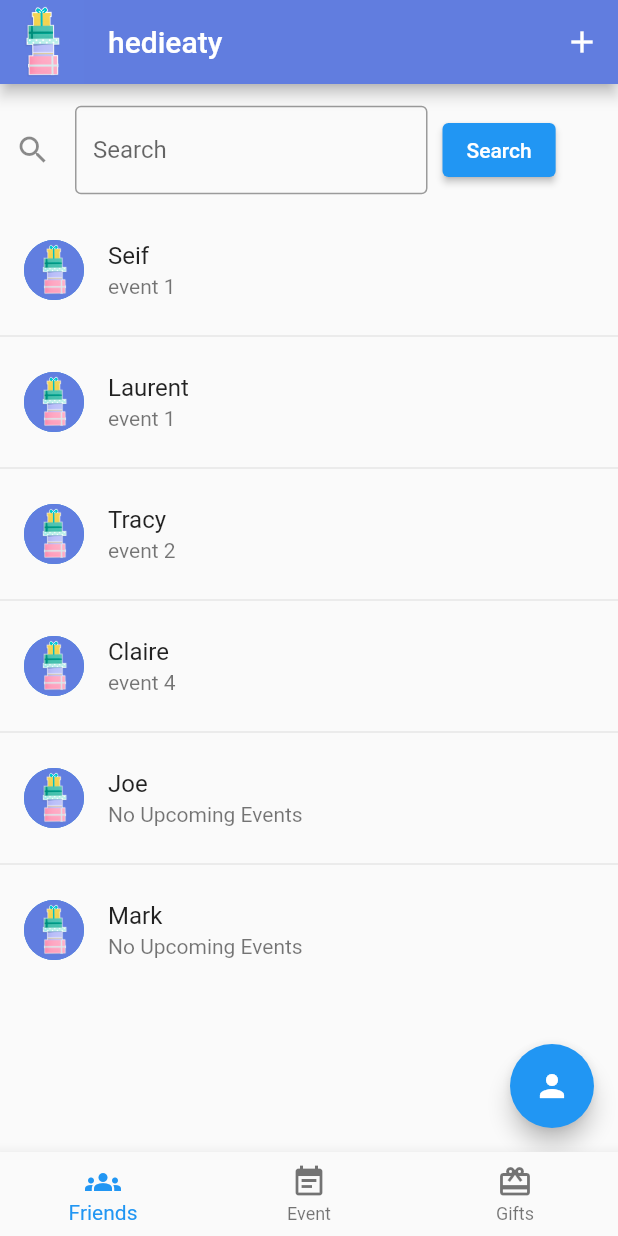
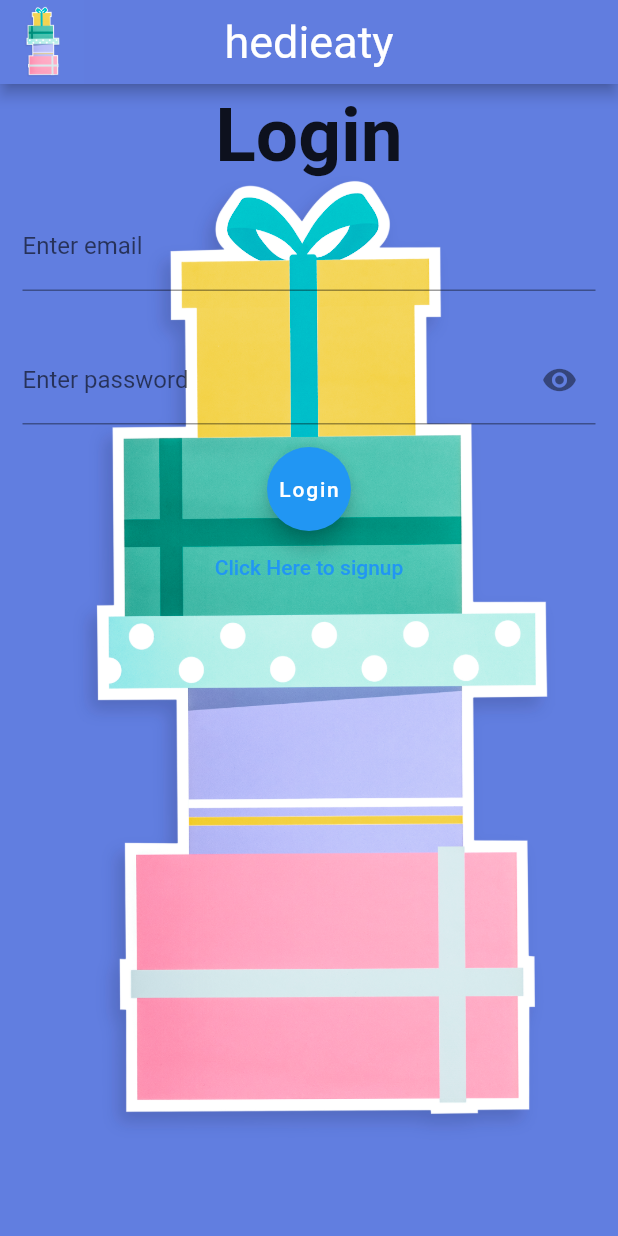
Before and after one commit to Seifeldin2510/Hedieaty, a Flutter app: the screen it shows after launch, on a phone screen of 412 x 824 dp. Run offline on Flutter 3.47's test engine with Material 2 defaults, Android fonts, the phone set to English and light mode, and no system bars; our stand-ins replace dio.

Commit message:
add Login, signup, Updated UI

```diff
--- /dev/null
+++ b/lib/Model/user_model.dart
@@ -0,0 +1,47 @@
+class User {
+  int id;
+  String firstName;
+  String lastName;
+  int age;
+  String email;
+  String username;
+  String password;
+  String image;
+  int eventNumber;
+
+  User({
+    required this.id,
+    required this.firstName,
+    required this.lastName,
+    required this.age,
+    required this.email,
+    required this.username,
+    required this.password,
+    required this.image,
+    this.eventNumber = 3,
+  });
+
+  Map<String, dynamic> toJson() => {
+    "id": id,
+    "firstName": firstName,
+    "lastName": lastName,
+    "age": age,
+    "email": email,
+    "username": username,
+    "password": password,
+    "image": image,
+  };
+
+  factory User.fromJson(Map<String, dynamic> json) {
+    return User(
+      id: json["id"],
+      firstName: json["firstName"],
+      lastName: json["lastName"],
+      age: json["age"],
+      email: json["email"],
+      username: json["username"],
+      password: json["password"],
+      image: json["image"],
+    );}
+
+}
--- a/lib/View/friends_list_page.dart
+++ b/lib/View/friends_list_page.dart
@@ -1,6 +1,8 @@
 import 'package:flutter/material.dart';
 import 'package:hedieaty/View/profile_page.dart';
 
+import '../Model/user_model.dart';
+import '../Services/user_service.dart';
 import 'event_list_page.dart';
 import 'gift_list_page.dart';
 
@@ -24,6 +26,21 @@ class _FriendsListPageState extends State<FriendsListPage> {
   TextEditingController searchController = TextEditingController();
   String searchValue = "";
   int index = 0;
+  List<User> users = [];
+  bool loaded = false;
+
+  getFriends()async{
+    users = await UserService().getFriends();
+    loaded = true;
+    setState(() {
+
+    });
+  }
+  @override
+  void initState() {
+    getFriends();
+    super.initState();
+  }
 
   @override
   Widget build(BuildContext context) {
@@ -39,8 +56,7 @@ class _FriendsListPageState extends State<FriendsListPage> {
               icon: const Icon(Icons.add))
         ],
       ),
-      body: SingleChildScrollView(
-        child: Column(
+      body: Column(
         children: [
           Padding(
             padding: const EdgeInsets.all(10.0),
@@ -104,32 +120,33 @@ class _FriendsListPageState extends State<FriendsListPage> {
               ],
             ),
           ),
-            SizedBox(
-              height: 500,
+          loaded? Expanded(
             child: ListView.separated(
-                itemCount: Selectednames.length ,
+              itemCount: users.length ,
               itemBuilder:(context,index){
                 return ListTile(
                   leading: CircleAvatar(
                     radius: 20,
-                      backgroundImage: AssetImage(SelectedProfilePicture[index]),
+                    child: Image.network(users[index].image) ,
                   ),
                   title: InkWell(
                     onTap: (){
-                        Navigator.push(context, MaterialPageRoute(builder: (context)=> EventListPage()));
+                      Navigator.push(context, MaterialPageRoute(builder: (context)=> EventListPage(current: false,)));
                     },
-                      child:Text(Selectednames[index]),
+                    child:Text("${users[index].firstName} ${users[index].lastName}"),
                   ),
-                    subtitle: Text(Selectedevents[index]),
+                  subtitle: Text("Event ${users[index].eventNumber}"),
                 );
               },
               separatorBuilder: (context,index){
                 return Divider();
               },
             ),
+          )
+              :Center(
+            child: CircularProgressIndicator(),
           ),
         ],
-        ),
       ),
       floatingActionButton: FloatingActionButton(
         onPressed: ()
--- a/lib/View/home_page.dart
+++ b/lib/View/home_page.dart
@@ -23,8 +23,8 @@ class _HomePageState extends State<HomePage> {
   int selectedIndex = 0;
   List<Widget> pages = [
     const FriendsListPage(),
-    const EventListPage(),
-    const GiftListPage(),
+    EventListPage(current: true,),
+    GiftListPage(current: true,),
   ];
 
   @override
--- /dev/null
+++ b/lib/View/login_page.dart
@@ -0,0 +1,136 @@
+import 'package:flutter/material.dart';
+import 'package:hedieaty/View/home_page.dart';
+import 'package:hedieaty/View/signup_page.dart';
+
+
+class LoginScreen extends StatefulWidget {
+  const LoginScreen({super.key});
+
+  @override
+  State<LoginScreen> createState() => _LoginScreenState();
+}
+
+class _LoginScreenState extends State<LoginScreen> {
+  final _formKey = GlobalKey<FormState>();
+  bool hidePassword = true;
+  TextEditingController emailController = TextEditingController();
+  TextEditingController passwordController = TextEditingController();
+
+
+  Future<void> cacheUser() async {
+    // final SharedPreferences prefs = await SharedPreferences.getInstance();
+    // prefs.setString("currentUser", emailController.text);
+  }
+
+
+  void hiddenPassword() {
+    hidePassword = !hidePassword;
+    setState(() {
+
+    });
+  }
+
+  @override
+  Widget build(BuildContext context) {
+    return Scaffold(
+      backgroundColor: Colors.transparent,
+      appBar: AppBar(
+        centerTitle: true,
+        titleTextStyle: const TextStyle(fontSize: 30),
+        backgroundColor: const Color(0xff617ddf),
+        title: const Text("hedieaty"),
+        leading: Image.asset("assets/stack-gift-boxes-icon-isolated.jpg"),
+
+      ),
+      body:
+      Stack(
+        children: [
+          Image.asset("assets/stack-gift-boxes-icon-isolated.jpg",
+            height: MediaQuery.of(context).size.height,
+            width:MediaQuery.of(context).size.width ,
+            fit: BoxFit.cover,
+          ),
+          Expanded(
+            child: ListView(
+              children: [
+                Form(
+                  key: _formKey,
+                  child: Column(
+                    mainAxisAlignment: MainAxisAlignment.center,
+                    children: [
+                      const SizedBox(
+                        height: 5,
+                      ),
+                      const Text("Login", style: TextStyle(
+                        fontSize: 50, fontWeight: FontWeight.bold,),),
+                      Padding(padding: const EdgeInsets.all(15),
+                        child:
+                        TextFormField(
+                          controller: emailController,
+                          validator: (value) {
+                            if (value == null || value.isEmpty) {
+                              return "Email must not be empty";
+                            }
+                            // else if(UserService().findUser(emailController.text)==-1)
+                            // {
+                            //   return "Wrong email";
+                            // }
+                          },
+                          decoration: const InputDecoration(
+                            label: Text("Enter email"),),
+                        ),
+                      ),
+                      Padding(padding: const EdgeInsets.all(15),
+                        child: TextFormField(
+                          obscureText: hidePassword,
+                          controller: passwordController,
+                          validator: (value) {
+                            if (value == null || value.length < 8) {
+                              return "Password must be more than 8 characters";
+                            }
+                            // else if(UserService.users[UserService().findUser(emailController.text)].password != passwordController.text)
+                            // {
+                            //   return "Wrong Password";
+                            // }
+                          },
+                          decoration: InputDecoration(
+                            label: const Text("Enter password"),
+                            suffixIcon: IconButton(onPressed: () {
+                              hiddenPassword();
+                            },
+                              icon: Icon(
+                                hidePassword ? Icons.visibility : Icons
+                                    .visibility_off,
+                              ),
+                            ),
+                          ),
+                        ),
+                      ),
+                      FloatingActionButton(
+                        onPressed: () {
+                          if (_formKey.currentState!.validate()) {
+                            cacheUser();
+                            Navigator.of(context).pop();
+                            Navigator.push(context, MaterialPageRoute(
+                                builder: (context) => const HomePage()));
+                          }
+                        },
+                        child: const Text("Login"),
+                      ),
+                      TextButton(onPressed: () {
+                        Navigator.push(context, MaterialPageRoute(
+                            builder: (context) => const SignupPage()));
+                      },
+                        child: const Text("Click Here to signup",),
+                      )
+                    ],
+                  ),
+                ),
+              ],
+            ),
+          ),
+        ],
+      ),
+    );
+  }
+}
--- a/lib/View/profile_page.dart
+++ b/lib/View/profile_page.dart
@@ -98,7 +98,7 @@ class _ProfilePageState extends State<ProfilePage> {
                       thickness: 5,
                     ),
                     ElevatedButton(onPressed: (){
-                      Navigator.push(context, MaterialPageRoute(builder: (context)=> EventListPage()));
+                      Navigator.push(context, MaterialPageRoute(builder: (context)=> EventListPage(current: true,)));
                     },
                         child: Text("Go to event list"),
                     ),
--- a/lib/main.dart
+++ b/lib/main.dart
@@ -1,4 +1,5 @@
 import 'package:flutter/material.dart';
+import 'package:hedieaty/View/login_page.dart';
 
 import 'View/home_page.dart';
 
@@ -14,7 +15,7 @@ class MyApp extends StatelessWidget {
   Widget build(BuildContext context) {
     return const MaterialApp(
       title: 'hedieaty',
-      home: HomePage(),
+      home: LoginScreen(),
     );
   }
 }
```
Also changed, not shown: lib/Model/event_model.dart (added, +16 -0 lines), lib/Model/gifts_model.dart (+10 -26 lines), lib/Services/user_service.dart (added, +25 -0 lines), lib/View/event_list_page.dart (+39 -14 lines), lib/View/gift_list_page.dart (+15 -3 lines), lib/View/signup_page.dart (added, +15 -0 lines). Lines whose indentation alone changed are shown as unchanged.
